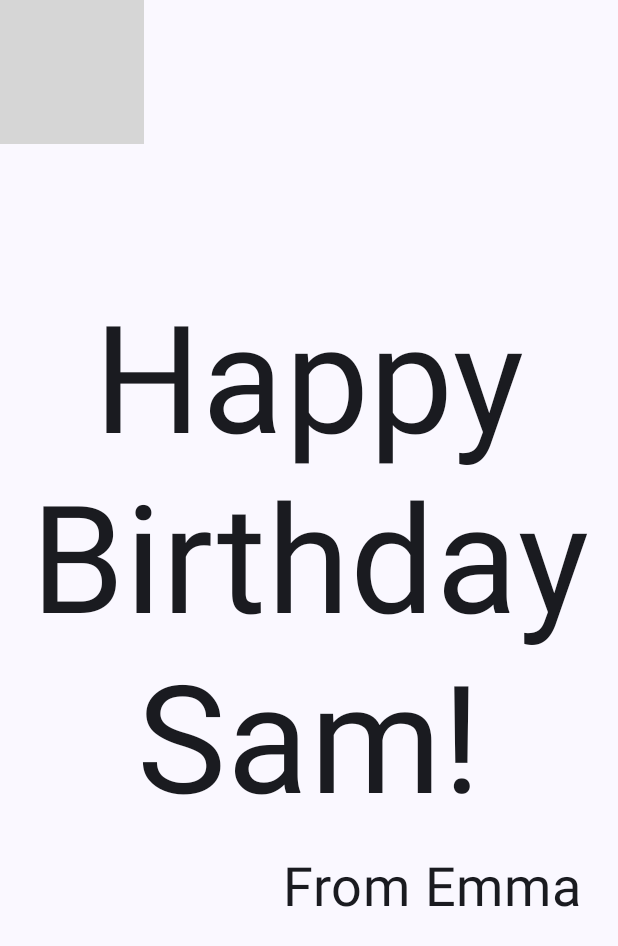
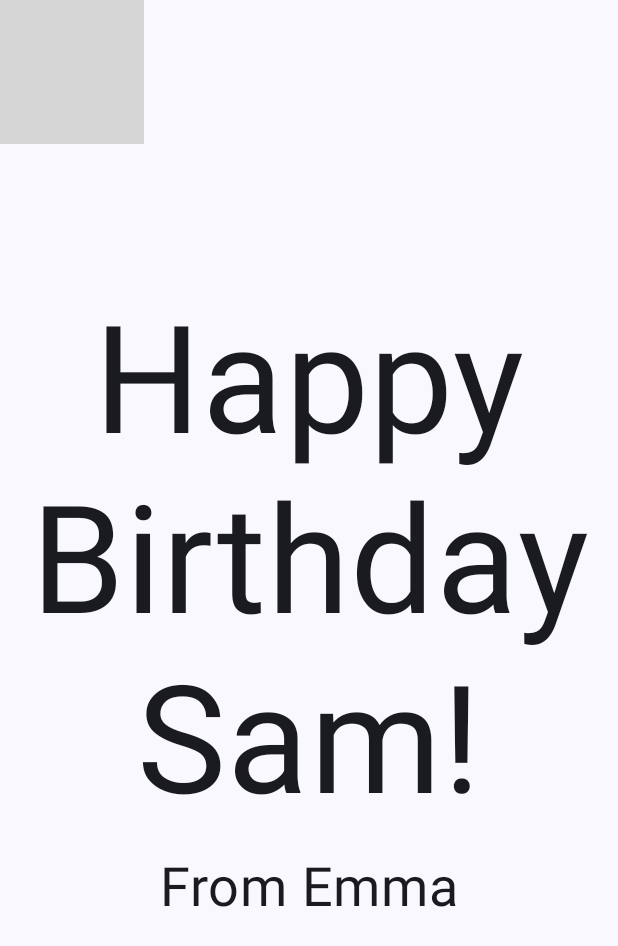
Before and after one commit to gl3af/mobile-android, an Android app built with Jetpack Compose: the screen it shows after launch (MainActivity), on a phone screen of 412 x 824 dp. Shown: the top 946 px of the screen. Run offline under Robolectric (Android 15) with nearby library versions, the phone set to English and light mode, and no system bars; grey boxes are pictures that could not be loaded.

Commit message:
u1-p3-step-4

```diff
--- a/HappyBirthday/app/src/main/java/com/example/happybirthday/MainActivity.kt
+++ b/HappyBirthday/app/src/main/java/com/example/happybirthday/MainActivity.kt
@@ -15,6 +15,7 @@ import androidx.compose.material3.Text
 import androidx.compose.runtime.Composable
 import androidx.compose.ui.Alignment
 import androidx.compose.ui.Modifier
+import androidx.compose.ui.layout.ContentScale
 import androidx.compose.ui.res.painterResource
 import androidx.compose.ui.text.style.TextAlign
 import androidx.compose.ui.tooling.preview.Preview
@@ -29,10 +30,12 @@ class MainActivity : ComponentActivity() {
             HappyBirthdayTheme {
                 // A surface container using the 'background' color from the theme
                 Surface(
-                    modifier = Modifier.fillMaxSize(),
                     color = MaterialTheme.colorScheme.background
                 ) {
-                    GreetingImage("Happy Birthday Sam!", "From Emma")
+                    GreetingImage(
+                        getString(R.string.happy_birthday_text),
+                        getString(R.string.signature_text)
+                    )
                 }
             }
         }
@@ -43,7 +46,9 @@ class MainActivity : ComponentActivity() {
 fun GreetingText(message: String, from: String, modifier: Modifier = Modifier) {
     Column(
         verticalArrangement = Arrangement.Center,
-        modifier = modifier
+        modifier = Modifier
+            .fillMaxSize()
+            .padding(8.dp)
     ) {
         Text(
             text = message,
@@ -56,7 +61,7 @@ fun GreetingText(message: String, from: String, modifier: Modifier = Modifier) {
             fontSize = 36.sp,
             modifier = Modifier
                 .padding(16.dp)
-                .align(alignment = Alignment.End)
+                .align(alignment = Alignment.CenterHorizontally)
         )
     }
 }
@@ -67,7 +72,9 @@ fun GreetingImage(message: String, from: String, modifier: Modifier = Modifier)
     Box {
         Image(
             painter = image,
-            contentDescription = null
+            contentDescription = null,
+            contentScale = ContentScale.Crop,
+            alpha = 0.5F
         )
         GreetingText(
             message = message,
--- a/HappyBirthday/app/src/main/res/values/strings.xml
+++ b/HappyBirthday/app/src/main/res/values/strings.xml
@@ -1,3 +1,5 @@
 <resources>
     <string name="app_name">Happy Birthday</string>
+    <string name="happy_birthday_text">Happy Birthday Sam!</string>
+    <string name="signature_text">From Emma</string>
 </resources>
```
